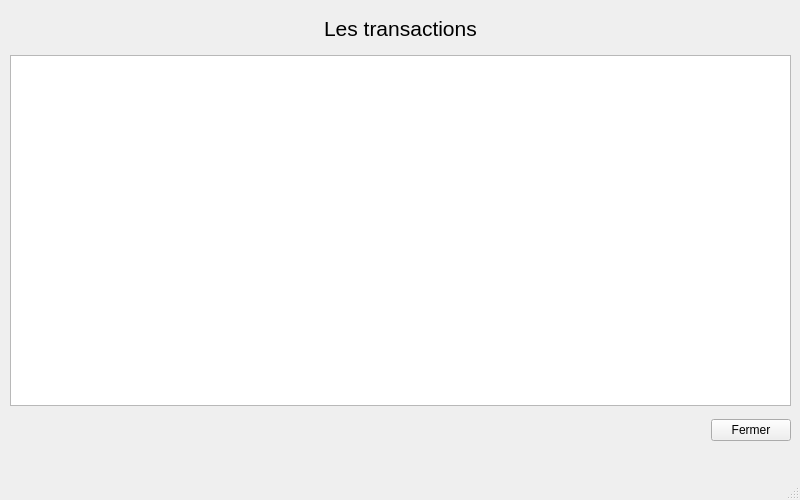
The window that uilisttransaction.ui (MohamedSadio/banking-system) describes before a commit, drawn with Qt 5.
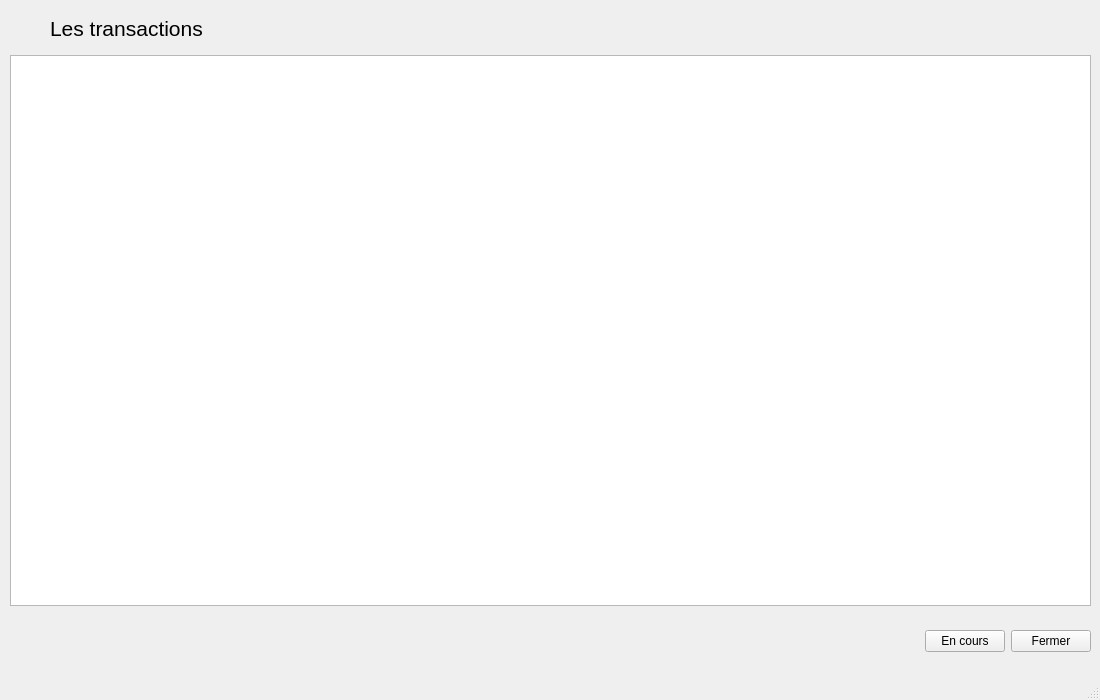
The same window after the commit.

What changed in the file:
```diff
--- a/uilisttransaction.ui
+++ b/uilisttransaction.ui
@@ -6,20 +6,20 @@
    <rect>
     <x>0</x>
     <y>0</y>
-    <width>800</width>
-    <height>500</height>
+    <width>1100</width>
+    <height>700</height>
    </rect>
   </property>
   <property name="minimumSize">
    <size>
-    <width>800</width>
-    <height>500</height>
+    <width>1100</width>
+    <height>700</height>
    </size>
   </property>
   <property name="maximumSize">
    <size>
-    <width>800</width>
-    <height>500</height>
+    <width>1100</width>
+    <height>700</height>
    </size>
   </property>
   <property name="windowTitle">
@@ -31,7 +31,7 @@
      <rect>
       <x>10</x>
       <y>10</y>
-      <width>781</width>
+      <width>1081</width>
       <height>37</height>
      </rect>
     </property>
@@ -39,7 +39,7 @@
      <item>
       <spacer name="horizontalSpacer">
        <property name="orientation">
-        <enum>Qt::Horizontal</enum>
+        <enum>Qt::Vertical</enum>
        </property>
        <property name="sizeHint" stdset="0">
         <size>
@@ -64,7 +64,7 @@
      <item>
       <spacer name="horizontalSpacerLeft">
        <property name="orientation">
-        <enum>Qt::Horizontal</enum>
+        <enum>Qt::Vertical</enum>
        </property>
        <property name="sizeHint" stdset="0">
         <size>
@@ -81,16 +81,13 @@
      <rect>
       <x>10</x>
       <y>55</y>
-      <width>781</width>
-      <height>351</height>
+      <width>1081</width>
+      <height>551</height>
      </rect>
     </property>
     <layout class="QHBoxLayout" name="horizontalLayoutTableview">
      <item>
       <widget class="QTableView" name="tableViewTransactions">
-       <property name="enabled">
-        <bool>true</bool>
-       </property>
        <property name="selectionBehavior">
         <enum>QAbstractItemView::SelectRows</enum>
        </property>
@@ -102,9 +99,9 @@
     <property name="geometry">
      <rect>
       <x>10</x>
-      <y>410</y>
-      <width>781</width>
-      <height>41</height>
+      <y>620</y>
+      <width>1081</width>
+      <height>42</height>
      </rect>
     </property>
     <layout class="QHBoxLayout" name="horizontalLayoutButtons">
@@ -113,14 +110,24 @@
        <property name="orientation">
         <enum>Qt::Horizontal</enum>
        </property>
+       <property name="sizeType">
+        <enum>QSizePolicy::Expanding</enum>
+       </property>
        <property name="sizeHint" stdset="0">
         <size>
-         <width>40</width>
-         <height>20</height>
+         <width>20</width>
+         <height>40</height>
         </size>
        </property>
       </spacer>
      </item>
+     <item>
+      <widget class="QPushButton" name="pushButtonOnGoing">
+       <property name="text">
+        <string>En cours</string>
+       </property>
+      </widget>
+     </item>
      <item>
       <widget class="QPushButton" name="pushButtonClose">
        <property name="text">
```
Left out of the diff: 6 changed lines with no effect on the pictures.
